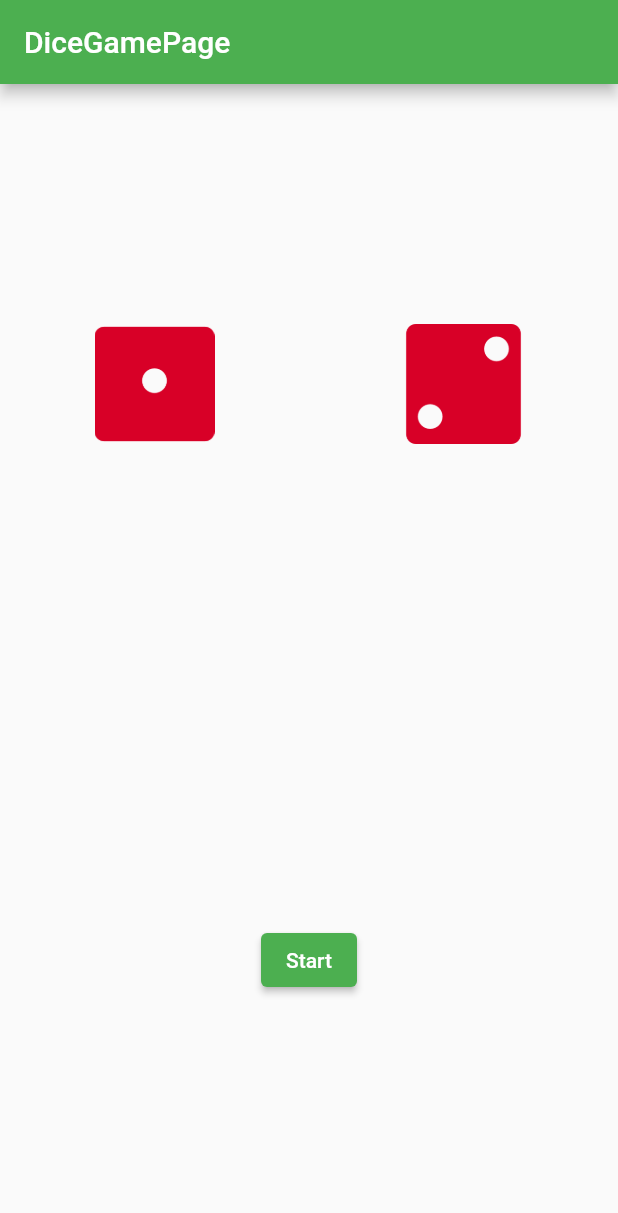
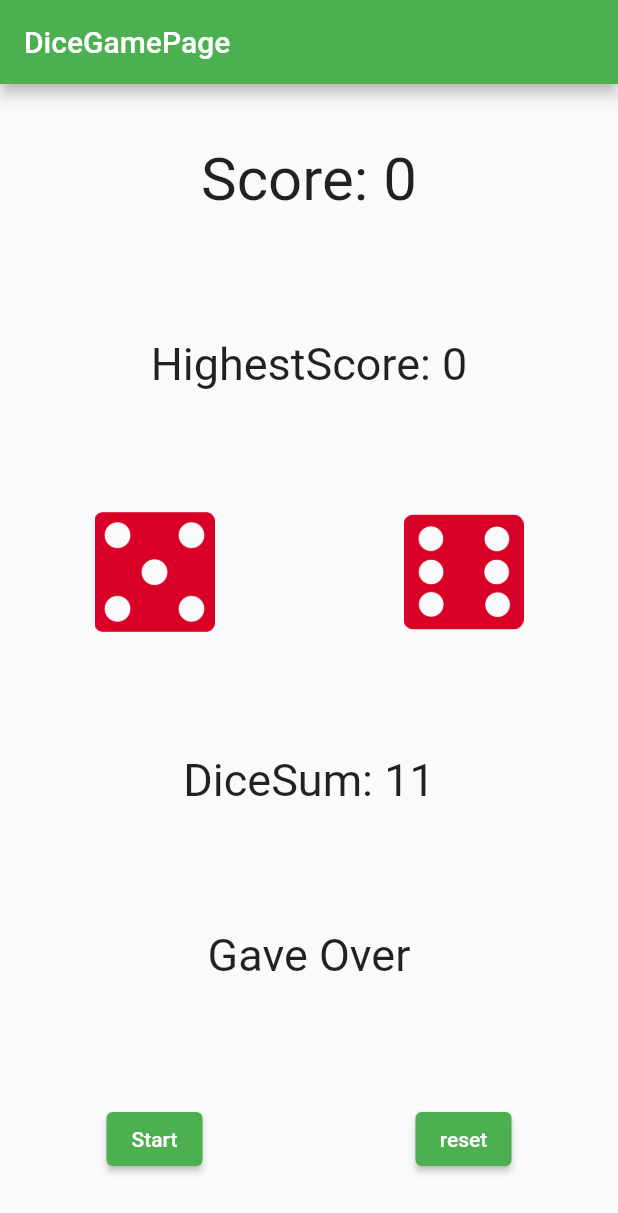
Before and after one commit to bilash-dev/flutter-cube, a Flutter app: the screen it shows after launch, after a tap on "Start", on a phone screen of 412 x 824 dp. Shown: the top 1213 px of the screen. Run offline on Flutter 3.47's test engine with Material 2 defaults, Android fonts, the phone set to English and light mode, and no system bars.

Commit message:
state reset

```diff
--- a/lib/dice_game_page.dart
+++ b/lib/dice_game_page.dart
@@ -11,8 +11,22 @@ class DiceGamePage extends StatefulWidget {
 
 class _DiceGamePageState extends State<DiceGamePage> {
     final random = Random.secure();
+
+    int score = 0;
+    int highestScore =0;
+    final diceList = [
+      'pictures/d1.png',
+      'pictures/d2.png',
+      'pictures/d3.png',
+      'pictures/d4.png',
+      'pictures/d5.png',
+      'pictures/d6.png',
+        ];
+
+    int diceSum =0;
     int index1 = 0;
     int index2 = 0;
+    bool isGameOver = false;
     @override
   Widget build(BuildContext context) {
     return Scaffold(
@@ -20,25 +34,71 @@ class _DiceGamePageState extends State<DiceGamePage> {
         title: Text('DiceGamePage'),
       ),
       body: Column(
+
         mainAxisAlignment: MainAxisAlignment.spaceAround,
         children: [
+         Text('Score: $score', textAlign: TextAlign.center, style: TextStyle(fontSize: 40,),),
+          Text('HighestScore: $highestScore', textAlign: TextAlign.center, style: TextStyle(fontSize: 30,),),
           Row(
             mainAxisAlignment: MainAxisAlignment.spaceAround,
             children: [
-              Image.asset('pictures/d1.png', height: 80, width: 80,),
-              Image.asset('pictures/d2.png', height: 80, width: 80,),
+              Image.asset(diceList[index1], height: 80, width: 80,),
+              Image.asset(diceList[index2], height: 80, width: 80,),
             ],
           ),
-          ElevatedButton(
-            child: Text('Start'),
-            onPressed: () {
-              index1 = random.nextInt(6);
-              index2 = random.nextInt(6);
+          Text('DiceSum: $diceSum', style: TextStyle(fontSize: 30),),
+          if(isGameOver)Text('Gave Over', style: TextStyle(fontSize: 30),),
+          Row(
+            mainAxisAlignment: MainAxisAlignment.spaceAround,
+            children: [
 
-            },
+              ElevatedButton(
+                child: Text('Start'),
+                onPressed: _rollTheDice,
+
+              ),
+              ElevatedButton(
+                child: Text('reset'),
+                onPressed: _resetTheDice,
+
+              ),
+            ],
           ),
         ],
       ),
     );
   }
+
+  void _rollTheDice(){
+    setState(() {
+      index1 = random.nextInt(6);
+      index2 = random.nextInt(6);
+      diceSum = index1 + index2 + 2;
+      if (diceSum == 11){
+        isGameOver = true;
+        if(score > highestScore){
+          highestScore = score;
+        }
+
+      }else{
+        score += diceSum;
+      }
+
+      //print(score);
+
+    });
+
+    //print ('index1 = $index1 index2 = $index2');
+  }
+
+    void _resetTheDice() {
+      setState(() {
+        score = 0;
+        diceSum =0;
+        index1 = 0;
+        index2 = 0;
+        isGameOver = false;
+      });
+    }
+
 }
```
